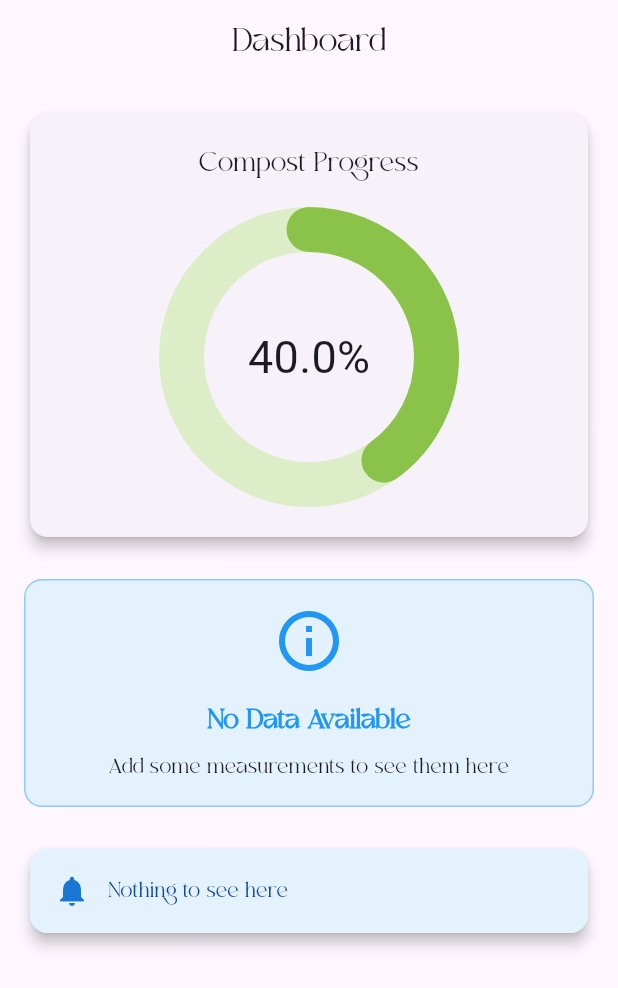
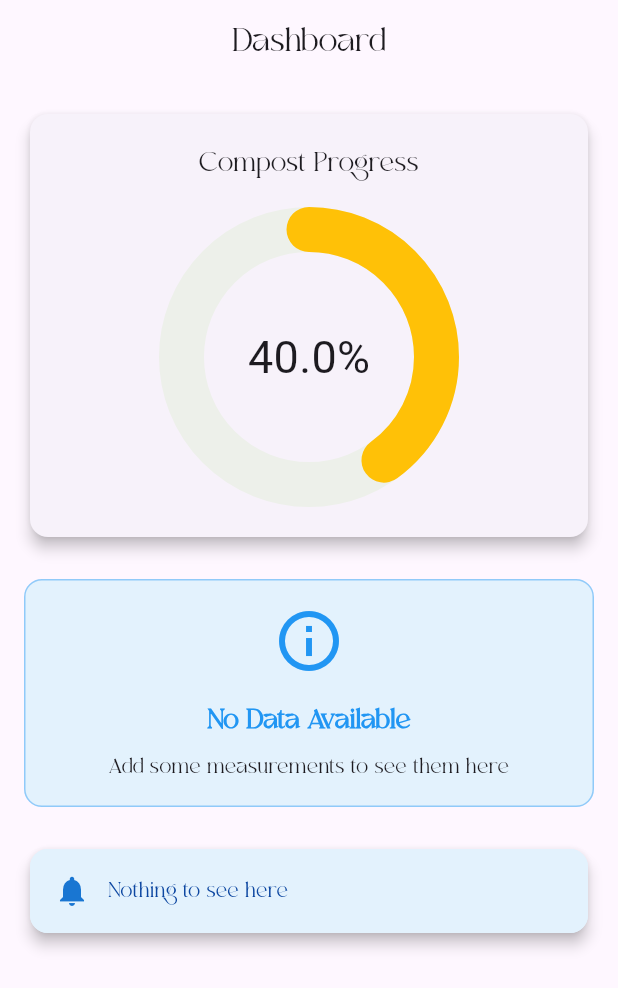
Before and after one commit to yashenanana/smartcomposter, a Flutter app: the screen it shows after launch, on a phone screen of 412 x 824 dp. Shown: the top 988 px of the screen. Run offline on Flutter 3.47's test engine with Material 3 defaults, Android fonts, the light colour scheme and no system bars; drawn by our look-alikes of percent_indicator; our stand-ins replace cloud_firestore, firebase_core, flutter_svg; accounts and stored records are empty.

Commit message:
changed progress bar colors

```diff
--- a/lib/pages/home.dart
+++ b/lib/pages/home.dart
@@ -204,8 +204,8 @@ Widget build(BuildContext context) {
                 TextStyle(fontSize: 30.0),
               ),
             percent: calculateProgress(),
-            progressColor: Colors.lightGreen,
-            backgroundColor: Colors.lightGreen.shade100,
+            progressColor: _getProgressColor(calculateProgress()),
+            backgroundColor: const Color.fromARGB(255, 237, 240, 234),
             circularStrokeCap: CircularStrokeCap.round,
             ),
 
```
